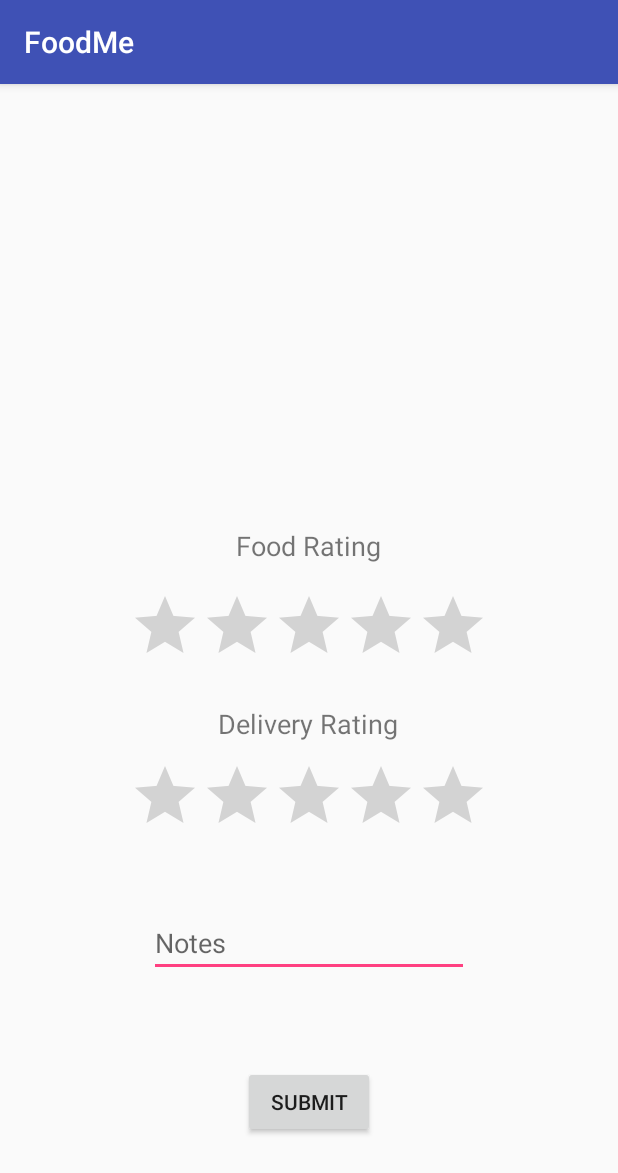
After one commit to muzhdahussain/FoodMEmirror, an Android app: the CustomerRating screen opened directly, with no data from a screen before it, on a phone screen of 412 x 824 dp. The commit adds this screen. Shown: the top 1173 px of the screen. Run offline under Robolectric (Android 15) with nearby library versions, the phone set to English and light mode, and no system bars.

Commit message:
- Added rate order button to order pop-up - Added rating activity

```diff
--- /dev/null
+++ b/app/src/main/java/app/foodme/CustomerRating.java
@@ -0,0 +1,41 @@
+package app.foodme;
+
+import android.content.Intent;
+import android.support.v7.app.AppCompatActivity;
+import android.os.Bundle;
+import android.view.View;
+import android.widget.EditText;
+import android.widget.RatingBar;
+
+public class CustomerRating extends AppCompatActivity {
+
+    String custPhone;
+    String orderID;
+
+    @Override
+    protected void onCreate(Bundle savedInstanceState) {
+        super.onCreate(savedInstanceState);
+        setContentView(R.layout.activity_customer_rating);
+
+        orderID = getIntent().getStringExtra("orderID");
+        custPhone = getIntent().getStringExtra("custPhone");
+    }
+
+    // Handles the click of the rate order button
+    public void submitRating(View view){
+
+        RatingBar rb_foodRatingBar = findViewById(R.id.rb_food);
+        RatingBar rb_deliveryRatingBar = findViewById(R.id.rb_delivery);
+        EditText et_ratingNotes = findViewById(R.id.et_notes2);
+
+        // Retrieves variables entered by the customer
+        String foodRating = Integer.toString(rb_foodRatingBar.getNumStars());
+        String deliveryRating = Integer.toString(rb_deliveryRatingBar.getNumStars());
+        String ratingNotes = et_ratingNotes.getText().toString();
+
+        // Submits data to the database
+        //BackgroundWorker backgroundWorker = new BackgroundWorker(this);
+        //backgroundWorker.execute("submit_rating", custPhone, deliveryRating, ratingNotes, foodRating, orderID);
+    }
+
+}
--- /dev/null
+++ b/app/src/main/res/layout/activity_customer_rating.xml
@@ -0,0 +1,66 @@
+<?xml version="1.0" encoding="utf-8"?>
+<RelativeLayout xmlns:android="http://schemas.android.com/apk/res/android"
+    xmlns:app="http://schemas.android.com/apk/res-auto"
+    xmlns:tools="http://schemas.android.com/tools"
+    android:layout_width="match_parent"
+    android:layout_height="match_parent"
+    tools:context="app.foodme.CustomerRating">
+
+    <EditText
+        android:id="@+id/et_notes2"
+        android:layout_width="wrap_content"
+        android:layout_height="wrap_content"
+        android:layout_above="@+id/btn_submitRating"
+        android:layout_centerHorizontal="true"
+        android:layout_marginBottom="59dp"
+        android:ems="10"
+        android:hint="Notes"
+        android:inputType="textPersonName" />
+
+    <RatingBar
+        android:id="@+id/rb_food"
+        android:layout_width="wrap_content"
+        android:layout_height="wrap_content"
+
+        android:layout_above="@+id/rb_delivery"
+        android:layout_centerHorizontal="true"
+        android:layout_marginBottom="56dp" />
+
+    <RatingBar
+        android:id="@+id/rb_delivery"
+        android:layout_width="wrap_content"
+        android:layout_height="wrap_content"
+        android:layout_above="@+id/et_notes2"
+        android:layout_alignStart="@+id/rb_food"
+        android:layout_marginBottom="42dp" />
+
+    <Button
+        android:id="@+id/btn_submitRating"
+        android:layout_width="wrap_content"
+        android:layout_height="wrap_content"
+        android:layout_alignParentBottom="true"
+        android:layout_centerHorizontal="true"
+        android:layout_marginBottom="65dp"
+        android:text="Submit"
+        android:onClick="submitRating"/>
+
+    <TextView
+        android:id="@+id/textView2"
+        android:layout_width="wrap_content"
+        android:layout_height="wrap_content"
+        android:layout_centerHorizontal="true"
+        android:layout_marginBottom="17dp"
+        android:text="Food Rating"
+        android:layout_above="@+id/rb_food"
+        android:textSize="18sp" />
+
+    <TextView
+        android:id="@+id/textView4"
+        android:layout_width="wrap_content"
+        android:layout_height="wrap_content"
+        android:layout_above="@+id/rb_delivery"
+        android:layout_centerHorizontal="true"
+        android:layout_marginBottom="12dp"
+        android:text="Delivery Rating"
+        android:textSize="18sp" />
+</RelativeLayout>
```
Also changed, not shown: app/src/main/AndroidManifest.xml (+5 -4 lines), app/src/main/java/app/foodme/Order_PP.java (+22 -2 lines), app/src/main/res/layout/activity_order_popup.xml (+18 -6 lines).
